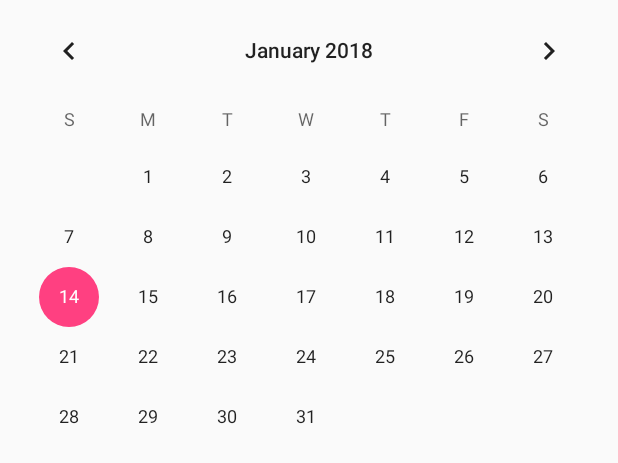
After one commit to livace/Tim3r, an Android app: the layout content_calendar.xml on its own in the app's theme, with its tools: preview values and no code run, on a phone screen of 412 x 824 dp. The commit adds this screen. Shown: the top 463 px of the screen. Run offline under Robolectric (Android 15) with nearby library versions, the phone set to English and light mode, and no system bars.

Commit message:
CalendarActivity

```diff
--- a/app/src/main/java/com/example/livace/tim3r/MainActivity.java
+++ b/app/src/main/java/com/example/livace/tim3r/MainActivity.java
@@ -70,5 +70,6 @@ public class MainActivity extends AppCompatActivity {
 //                mTextView.setText(text.toString());
             }
         }).execute(EventType.API_URL);
+
     }
 }
--- /dev/null
+++ b/app/src/main/res/layout/content_calendar.xml
@@ -0,0 +1,15 @@
+<?xml version="1.0" encoding="utf-8"?>
+<android.support.constraint.ConstraintLayout
+    xmlns:android="http://schemas.android.com/apk/res/android" android:layout_width="match_parent"
+    android:layout_height="match_parent">
+
+    <CalendarView
+        android:id="@+id/calendar_view"
+        android:layout_width="match_parent"
+        android:layout_height="wrap_content"
+        android:onClick="onClick"
+        android:selectedWeekBackgroundColor="#ff00f0"
+        android:weekNumberColor="#00f0ff"
+        android:weekSeparatorLineColor="#00ff00" />
+
+</android.support.constraint.ConstraintLayout>
```
Also changed, not shown: app/src/main/AndroidManifest.xml (+10 -1 lines), app/src/main/java/com/example/livace/tim3r/CalendarActivity.java (added, +55 -0 lines).
